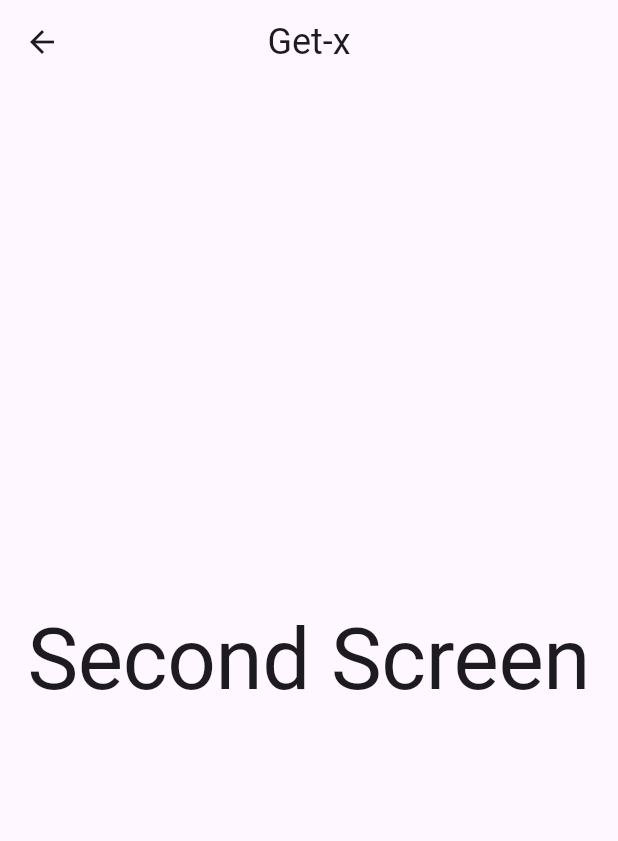
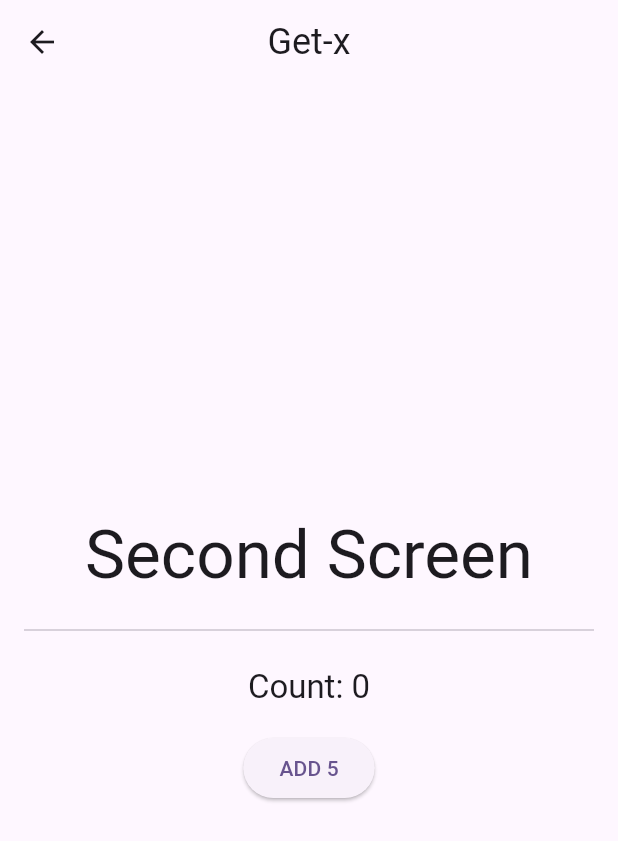
Before and after one commit to KayesAshfaQ/getx_test, a Flutter app: the SecondScreen screen opened directly, on a phone screen of 412 x 824 dp. Shown: the top 841 px of the screen. Run offline on Flutter 3.47's test engine with Material 2 defaults, Android fonts, the phone set to English and light mode, and no system bars; our stand-ins replace get.

Commit message:
accessed tapController in second_screen

```diff
--- a/lib/controllers/tap_controller.dart
+++ b/lib/controllers/tap_controller.dart
@@ -5,6 +5,11 @@ import 'package:get/get.dart';
 class TapController extends GetxController {
   int _counter = 0;
   int get counter => _counter;
+
+  set counter(int value) {
+    _counter = value;
+    update();
+  }
 
   void increment() {
     _counter++;
--- a/lib/screens/second_screen.dart
+++ b/lib/screens/second_screen.dart
@@ -1,5 +1,7 @@
 import 'package:flutter/material.dart';
 import 'package:get/get.dart';
+
+import '../controllers/tap_controller.dart';
 
 class SecondScreen extends StatefulWidget {
   const SecondScreen({super.key});
@@ -11,6 +13,9 @@ class SecondScreen extends StatefulWidget {
 class _SecondScreenState extends State<SecondScreen> {
   @override
   Widget build(BuildContext context) {
+    // find the TapController instance
+    final controller = Get.find<TapController>();
+
     return Scaffold(
         appBar: AppBar(
           title: Text(
@@ -25,11 +30,34 @@ class _SecondScreenState extends State<SecondScreen> {
           ),
           centerTitle: true,
         ),
-        body: Center(
-          child: Text(
-            'Second Screen',
-            style: Theme.of(context).textTheme.displayLarge,
-          ),
+        body: Column(
+          mainAxisAlignment: MainAxisAlignment.center,
+          crossAxisAlignment: CrossAxisAlignment.center,
+          children: [
+            Text(
+              'Second Screen',
+              style: Theme.of(context).textTheme.displayMedium,
+              textAlign: TextAlign.center,
+            ),
+            const Padding(
+              padding: EdgeInsets.all(16.0),
+              child: Divider(height: 16),
+            ),
+            GetBuilder<TapController>(builder: (_) {
+              return Text(
+                'Count: ${controller.counter}',
+                style: Theme.of(context).textTheme.titleLarge,
+                textAlign: TextAlign.center,
+              );
+            }),
+            const SizedBox(height: 16),
+            ElevatedButton(
+              onPressed: () {
+                controller.counter += 5;
+              },
+              child: const Text('ADD 5'),
+            )
+          ],
         ));
   }
 }
```
